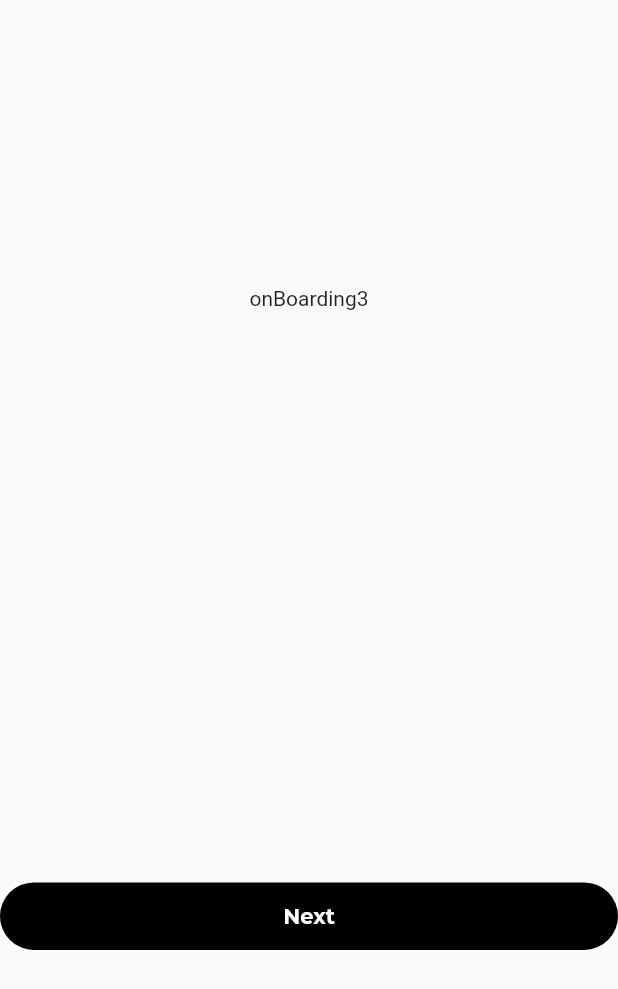
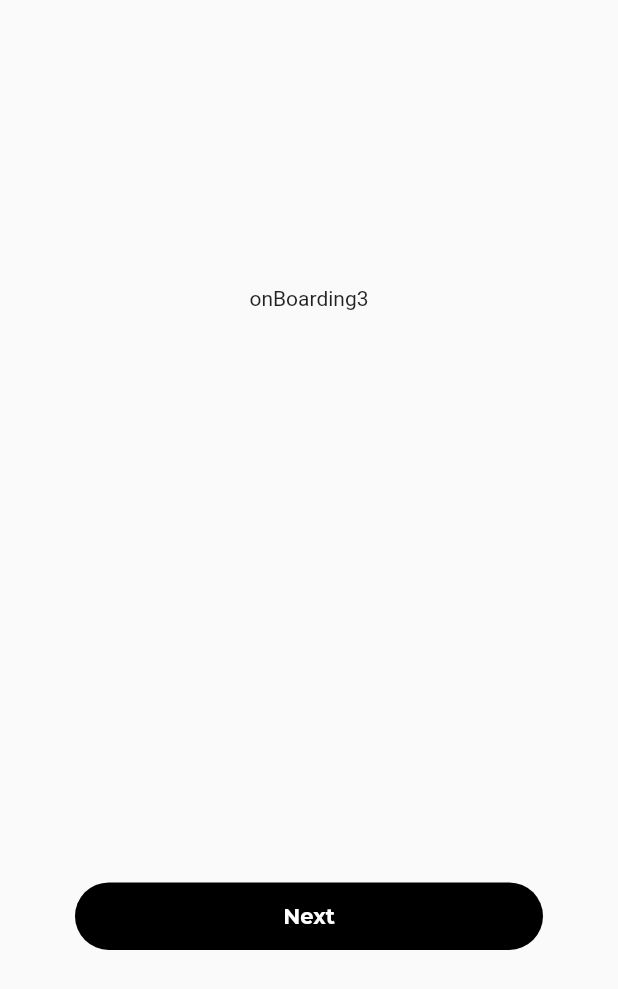
Before and after one commit to aia7k7k/FocusTree7172, a Flutter app: the screen it shows after launch, after a tap on "Get Started", after a tap on "Next", on a phone screen of 412 x 824 dp. Shown: the top 989 px of the screen. Run offline on Flutter 3.47's test engine with Material 2 defaults, Android fonts, the phone set to English and light mode, and no system bars; our stand-ins replace auto_size_text, cloud_firestore, firebase_analytics, firebase_auth, flutter_svg, font_awesome_flutter and 2 more; accounts and stored records are empty; project files that could hold a hidden picture were left out.

Commit message:
rearranged the files, added dashboard

```diff
--- a/lib/main.dart
+++ b/lib/main.dart
@@ -32,8 +32,8 @@ class MyApp extends StatelessWidget {
           '/temp': (context) => TempPage(),
           '/onBoarding1': (context) => OnBoarding1(),
           '/onBoarding2': (context) => OnBoarding2(),
-          '/onBoarding3': (context) => OnBoarding3()
-
+          '/onBoarding3': (context) => OnBoarding3(),
+          '/dashBoard' : (context) => DashBoardScreen()
         }
       )
     );
--- a/lib/screens/landing.dart
+++ b/lib/screens/WelcomeFlow/landing.dart
@@ -1,11 +1,11 @@
 import 'package:flutter/material.dart';
 //import 'package:flutter/rendering.dart';
 import 'package:flutter_svg/flutter_svg.dart';
-import '../helpers/const.dart';
+import '../../helpers/const.dart';
 import 'package:shared_preferences/shared_preferences.dart';
 import 'dart:async';
 import 'package:firebase_auth/firebase_auth.dart';
-import '../servers/services.dart';
+import '../../servers/services.dart';
 
 class LandingScreen extends StatefulWidget {
   createState() => LandingScreenState();
@@ -35,7 +35,7 @@ class LandingScreenState extends State<LandingScreen> {
     bool _seen = (prefs.getBool('seenFirst')?? false);
 
     if (!_seen) { //have not seen onboarding
-      prefs.setBool('seenFirst', true);
+      //prefs.setBool('seenFirst', true);
       Navigator.pushReplacementNamed(context, '/onBoarding1');
     }
 
--- /dev/null
+++ b/lib/screens/mainScreens/dashboard.dart
@@ -0,0 +1,8 @@
+import 'package:flutter/material.dart';
+
+class DashBoardScreen extends StatelessWidget {
+  Widget build(BuildContext context){
+    return Scaffold(
+    );
+  }
+}
--- a/lib/screens/onBoarding/onboarding2.dart
+++ b/lib/screens/onBoarding/onboarding2.dart
@@ -9,13 +9,29 @@ class OnBoarding2 extends StatelessWidget{
         child: Column(
           mainAxisAlignment: MainAxisAlignment.spaceAround,
           children: [
-            Center(
-              child: Text(
-                'onBoarding2'
-              ),
+            Container(
+              child: Row(
+                mainAxisAlignment: MainAxisAlignment.center,
+                children: [
+                  Text('Focus', style: TextStyle(
+                    fontFamily: "Montserrat",
+                    fontWeight: FontWeight.w600,
+                    color: Colors.black,
+                    fontSize: 30
+                  ),),
+                  SizedBox(width:2),
+                  Text('Tree', style: TextStyle(
+                    fontFamily: "Montserrat",
+                    fontWeight: FontWeight.bold,
+                    color: Colors.green,
+                    fontSize:30
+                  )),
+                ],
+              )
             ),
+
             Container(
-              padding: EdgeInsets.only(left:30, right: 30),
+              padding: EdgeInsets.only(left:50, right: 50),
               child: SizedBox(
                 width: double.infinity,
                 height: 45.0,
--- a/lib/screens/onBoarding/onboarding3.dart
+++ b/lib/screens/onBoarding/onboarding3.dart
@@ -14,7 +14,9 @@ class OnBoarding3 extends StatelessWidget{
                 'onBoarding3'
               ),
             ),
-            SizedBox(
+            Container(
+              padding: EdgeInsets.only(right:50, left:50),
+              child:SizedBox(
                 width: double.infinity,
                 height: 45.0,
                 child: GestureDetector(
@@ -57,6 +59,7 @@ class OnBoarding3 extends StatelessWidget{
                 )
               )*/
               )
+            )
           ],
         )
       ),
--- a/lib/screens/screens.dart
+++ b/lib/screens/screens.dart
@@ -1,7 +1,8 @@
-export 'landing.dart';
-export 'login.dart';
-export 'signup.dart';
+export 'WelcomeFlow/landing.dart';
+export 'WelcomeFlow/login.dart';
+export 'WelcomeFlow/signup.dart';
 export 'temp.dart';
 export 'onBoarding/onBoarding1.dart';
 export 'onBoarding/onboarding2.dart';
 export 'onBoarding/onboarding3.dart';
+export 'mainScreens/dashboard.dart';
```
Also changed, not shown: lib/screens/WelcomeFlow/login.dart (renamed from lib/screens/login.dart), lib/screens/WelcomeFlow/signup.dart (renamed from lib/screens/signup.dart). Lines whose indentation alone changed are shown as unchanged.
